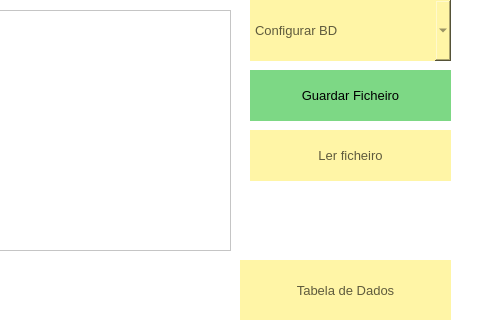
First picture: the form in FSIPLeiria/mainwindow.ui, repository tatianascgil/Projeto_Informatico_Formula_Student_Barramento_CAN, before the edit; both pictures show x 370 to 850 and y 0 to 320 of the 850 by 686 pixel window.
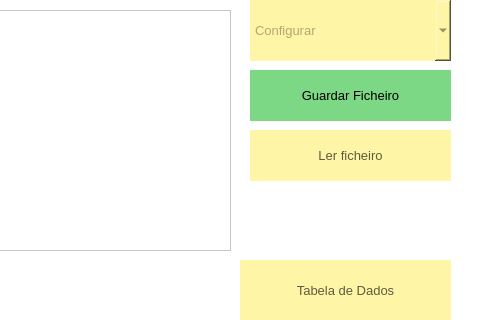
Second picture: the form after the edit. Icons and pictures are not drawn.

What changed in the file:
```diff
--- a/FSIPLeiria/mainwindow.ui
+++ b/FSIPLeiria/mainwindow.ui
@@ -125,10 +125,10 @@
 	border -bottom: 5px solid rgb(162, 155, 105);</string>
     </property>
     <property name="currentText">
-     <string>Configurar BD</string>
+     <string/>
     </property>
     <property name="currentIndex">
-     <number>0</number>
+     <number>-1</number>
     </property>
     <property name="maxCount">
      <number>2147483634</number>
```
Left out of the diff: 5 changed lines with no effect on the pictures.
